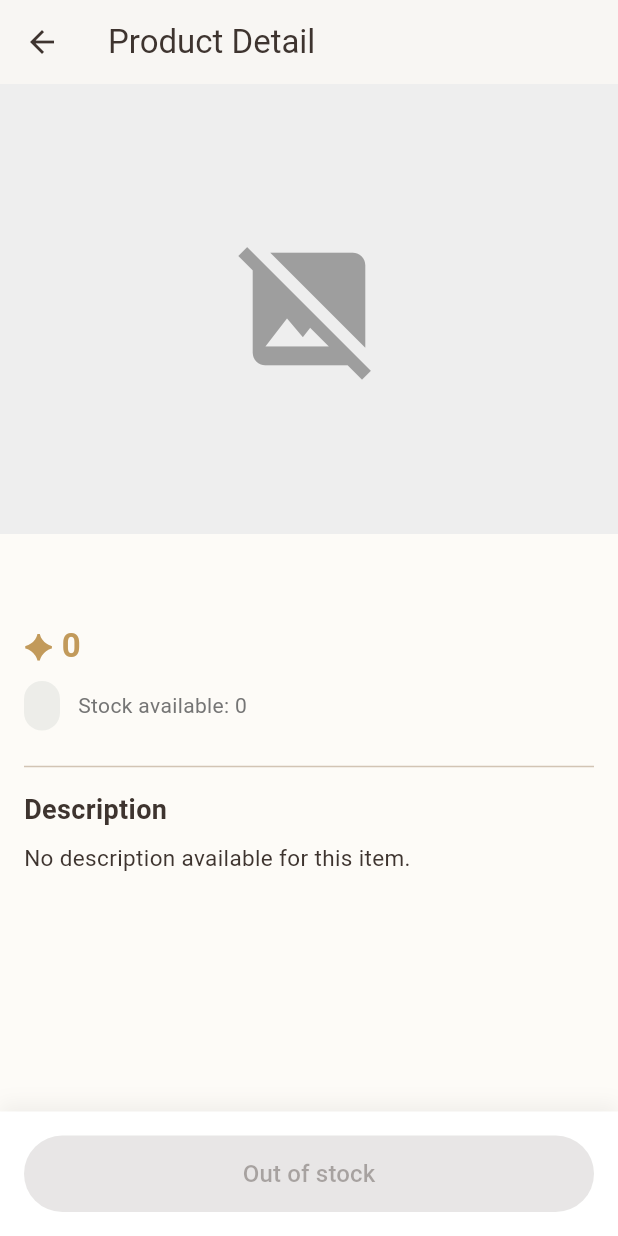
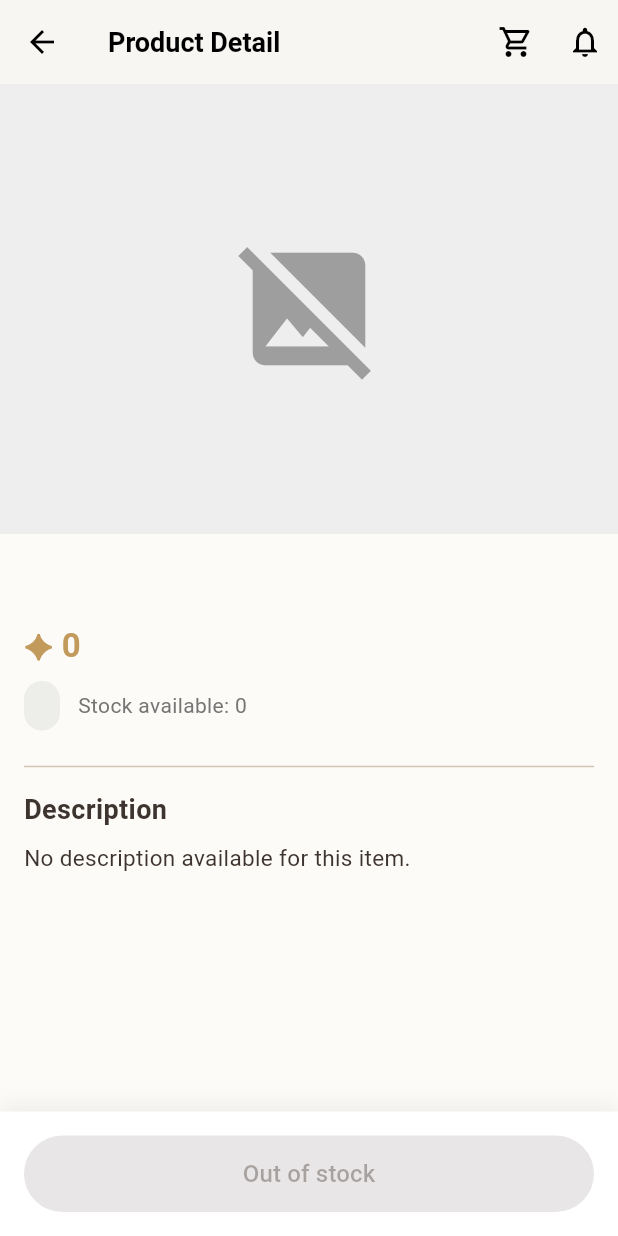
Before and after one commit to KaJoGa/GachaMerch, a Flutter app: the ProductDetailPage screen opened directly with empty values, on a phone screen of 412 x 824 dp. Run offline on Flutter 3.47's test engine with Material 3 defaults, Android fonts, the phone set to English and light mode, and no system bars; our stand-ins replace flutter_screenutil, flutter_svg, google_sign_in, material_design_icons_flutter, shared_preferences, shimmer; accounts and stored records are empty; network calls fail.

Commit message:
feat: persistent cart, UI tweaks, detail navbar

```diff
--- a/lib/features/cart/cart_page.dart
+++ b/lib/features/cart/cart_page.dart
@@ -133,7 +133,7 @@ class _CartPageState extends State<CartPage> {
                                             Text(
                                               product['name'] ?? 'Unknown',
                                               style: const TextStyle(fontWeight: FontWeight.w600, fontSize: 14),
-                                              maxLines: 2,
+                                              maxLines: 1,
                                               overflow: TextOverflow.ellipsis,
                                             ),
                                             const SizedBox(height: 4),
--- a/lib/features/main/home_page.dart
+++ b/lib/features/main/home_page.dart
@@ -73,6 +73,7 @@ class _MainMenuPageState extends State<MainMenuPage> {
 
     _fetchProducts();
     _loadWishlist();
+    CartService.loadCart();
   }
 
   Future<void> _loadWishlist() async {
@@ -239,7 +240,7 @@ class _MainMenuPageState extends State<MainMenuPage> {
                               Text(
                                 name,
                                 style: const TextStyle(fontSize: 18, fontWeight: FontWeight.bold),
-                                maxLines: 2,
+                                maxLines: 1,
                                 overflow: TextOverflow.ellipsis,
                               ),
                               const SizedBox(height: 4),
--- a/lib/features/main/profile_page.dart
+++ b/lib/features/main/profile_page.dart
@@ -3,6 +3,7 @@ import 'package:flutter/material.dart';
 import 'package:http/http.dart' as http;
 import 'package:shared_preferences/shared_preferences.dart';
 import '../../services/auth_service.dart';
+import '../../services/cart_service.dart';
 import '../../theme/app_theme.dart';
 import '../admin/manage_listings_page.dart';
 import 'wishlist_page.dart';
@@ -88,6 +89,7 @@ class _ProfilePageState extends State<ProfilePage> {
   Future<void> logout() async {
     final prefs = await SharedPreferences.getInstance();
     await prefs.clear();
+    CartService.clearCart(save: false);
 
     if (!mounted) return;
     Navigator.pushNamedAndRemoveUntil(context, '/login', (route) => false);
--- a/lib/features/main/transaction_page.dart
+++ b/lib/features/main/transaction_page.dart
@@ -189,7 +189,7 @@ class _TransactionPageState extends State<TransactionPage> {
                             Text(
                               (t['item_name'] ?? 'Item').toString(),
                               style: const TextStyle(fontWeight: FontWeight.bold, fontSize: 16),
-                              maxLines: 2,
+                              maxLines: 1,
                               overflow: TextOverflow.ellipsis,
                             ),
                             const SizedBox(height: 4),
--- a/lib/features/main/wishlist_page.dart
+++ b/lib/features/main/wishlist_page.dart
@@ -176,7 +176,7 @@ class _WishlistPageState extends State<WishlistPage> {
                             Text(
                               (item["name"] ?? "Item").toString(),
                               style: const TextStyle(fontWeight: FontWeight.bold, fontSize: 16),
-                              maxLines: 2,
+                              maxLines: 1,
                               overflow: TextOverflow.ellipsis,
                             ),
                             const SizedBox(height: 8),
--- a/lib/features/product/product_detail_page.dart
+++ b/lib/features/product/product_detail_page.dart
@@ -3,6 +3,7 @@ import '../../theme/app_theme.dart';
 import '../../services/cart_service.dart';
 import '../../services/transaction_service.dart';
 import '../../utils/currency_formatter.dart';
+import '../cart/cart_page.dart';
 
 class ProductDetailPage extends StatefulWidget {
   final Map<String, dynamic> product;
@@ -98,7 +99,7 @@ class _ProductDetailPageState extends State<ProductDetailPage> {
                               Text(
                                 widget.product['name'] ?? 'Item',
                                 style: const TextStyle(fontSize: 18, fontWeight: FontWeight.bold),
-                                maxLines: 2,
+                                maxLines: 1,
                                 overflow: TextOverflow.ellipsis,
                               ),
                               const SizedBox(height: 4),
@@ -214,10 +215,50 @@ class _ProductDetailPageState extends State<ProductDetailPage> {
 
     return Scaffold(
       appBar: AppBar(
-        title: const Text('Product Detail'),
-        backgroundColor: AppColors.surface,
-        foregroundColor: AppColors.text,
+        backgroundColor: Colors.white,
+        foregroundColor: Colors.black,
         elevation: 1,
+        title: const Text("Product Detail", style: TextStyle(fontWeight: FontWeight.bold, fontSize: 18)),
+        actions: [
+          ValueListenableBuilder<List<Map<String, dynamic>>>(
+            valueListenable: CartService.cartItems,
+            builder: (context, cartItems, child) {
+              return Stack(
+                alignment: Alignment.center,
+                children: [
+                  IconButton(
+                    icon: const Icon(Icons.shopping_cart_outlined),
+                    onPressed: () {
+                      Navigator.push(
+                        context,
+                        MaterialPageRoute(builder: (context) => const CartPage()),
+                      );
+                    },
+                  ),
+                  if (cartItems.isNotEmpty)
+                    Positioned(
+                      right: 4,
+                      top: 4,
+                      child: Container(
+                        padding: const EdgeInsets.all(4),
+                        decoration: const BoxDecoration(
+                          color: Colors.red,
+                          shape: BoxShape.circle,
+                        ),
+                        child: Text(
+                          '${cartItems.length}',
+                          style: const TextStyle(color: Colors.white, fontSize: 10, fontWeight: FontWeight.bold),
+                        ),
+                      ),
+                    ),
+                ],
+              );
+            },
+          ),
+          const SizedBox(width: 10),
+          const Icon(Icons.notifications_none),
+          const SizedBox(width: 10),
+        ],
       ),
       body: SingleChildScrollView(
         child: Column(
--- a/lib/services/auth_service.dart
+++ b/lib/services/auth_service.dart
@@ -46,6 +46,7 @@ class AuthService {
         await prefs.setString("token", token);
         // Simpan role untuk gating fitur (admin vs user).
         await prefs.setString("role", (data["role"] ?? "user").toString());
+        await prefs.setString("email", email);
 
         return (ok: true, error: null);
       }
```
Also changed, not shown: lib/services/cart_service.dart (+34 -2 lines).
